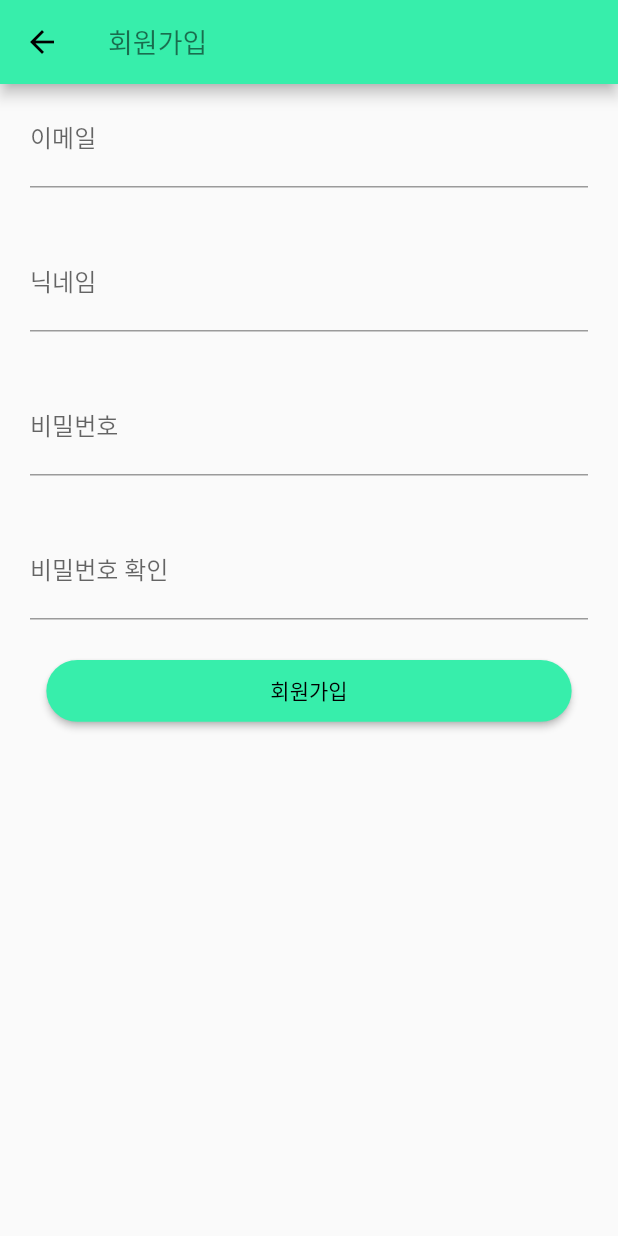
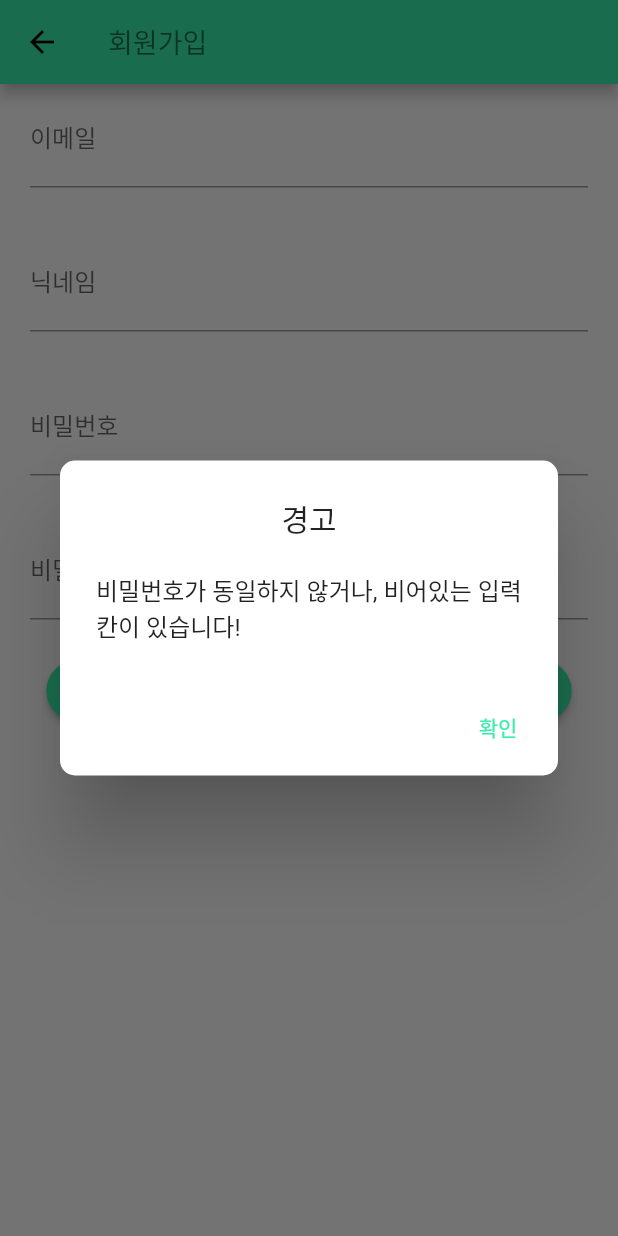
Before and after one commit to halfmoon-mind/FOOTPRINT_FLUTTER, a Flutter app: the RegisterScreen screen opened by its route, after a tap on "회원가입", on a phone screen of 412 x 824 dp. Run offline on Flutter 3.47's test engine with Material 2 defaults, Android fonts, the light colour scheme and no system bars; our stand-ins replace cloud_firestore, firebase_auth, firebase_core, hive, hive_flutter, shared_preferences; missing offline and left inert: location_platform_interface; accounts and stored records are empty.

Commit message:
[Fix] 로그인 버그 수정
빈 칸 및 비밀번호 체크 일치 확인 버그 수정

```diff
--- a/FOOTPRINT_FLUTTER/lib/main.dart
+++ b/FOOTPRINT_FLUTTER/lib/main.dart
@@ -20,8 +20,8 @@ void main() async {
   await Hive.initFlutter();
   await Hive.openBox('oneDayData');
 
-  // WidgetsFlutterBinding.ensureInitialized();
-  // await Firebase.initializeApp();
+  WidgetsFlutterBinding.ensureInitialized();
+  await Firebase.initializeApp();
   // WidgetsFlutterBinding.ensureInitialized();
   // await Firebase.initializeApp(options: DefaultFirebaseOptions.currentPlatform);
 
@@ -49,7 +49,7 @@ class MyApp extends StatelessWidget {
         '/register': (context) => RegisterScreen(),
         '/search': (context) => SearchScreen()
       },
-      initialRoute: '/index',
+      initialRoute: '/',
     );
   }
 }
--- a/FOOTPRINT_FLUTTER/lib/screens/screens_register.dart
+++ b/FOOTPRINT_FLUTTER/lib/screens/screens_register.dart
@@ -117,6 +117,39 @@ class RegisterButton extends StatelessWidget {
           ),
         ),
         onPressed: () async {
+          if (password != password_check || email.isEmpty || nickname.isEmpty) {
+            showDialog(
+                context: context,
+                barrierDismissible: false,
+                builder: (BuildContext context) {
+                  return AlertDialog(
+                    shape: RoundedRectangleBorder(
+                        borderRadius: BorderRadius.circular(10.0)),
+                    title: Column(
+                      children: <Widget>[
+                        new Text("경고"),
+                      ],
+                    ),
+                    content: Column(
+                      mainAxisSize: MainAxisSize.min,
+                      crossAxisAlignment: CrossAxisAlignment.start,
+                      children: const <Widget>[
+                        Text(
+                          "비밀번호가 동일하지 않거나, 비어있는 입력칸이 있습니다!",
+                        ),
+                      ],
+                    ),
+                    actions: <Widget>[
+                      TextButton(
+                        child: new Text("확인"),
+                        onPressed: () {
+                          Navigator.pop(context);
+                        },
+                      ),
+                    ],
+                  );
+                });
+          } else {
             try {
               UserCredential userCredential = await FirebaseAuth.instance
                   .createUserWithEmailAndPassword(
@@ -137,6 +170,7 @@ class RegisterButton extends StatelessWidget {
             } on FirebaseAuthException catch (e) {
               print(e.code);
             }
+          }
         },
         child: Text('회원가입'),
       ),
--- a/FOOTPRINT_FLUTTER/lib/screens/screens_splash.dart
+++ b/FOOTPRINT_FLUTTER/lib/screens/screens_splash.dart
@@ -22,10 +22,9 @@ class _SplashScreenState extends State<SplashScreen> {
     await checkLogin().then((isLogin) {
       if (isLogin) {
         Navigator.of(context).pushReplacementNamed('/index');
+      } else {
+        Navigator.of(context).pushReplacementNamed('/login');
       }
-      // else {
-      //   Navigator.of(context).pushReplacementNamed('/login');
-      // }
     });
   }
 
```
Lines whose indentation alone changed are shown as unchanged.
